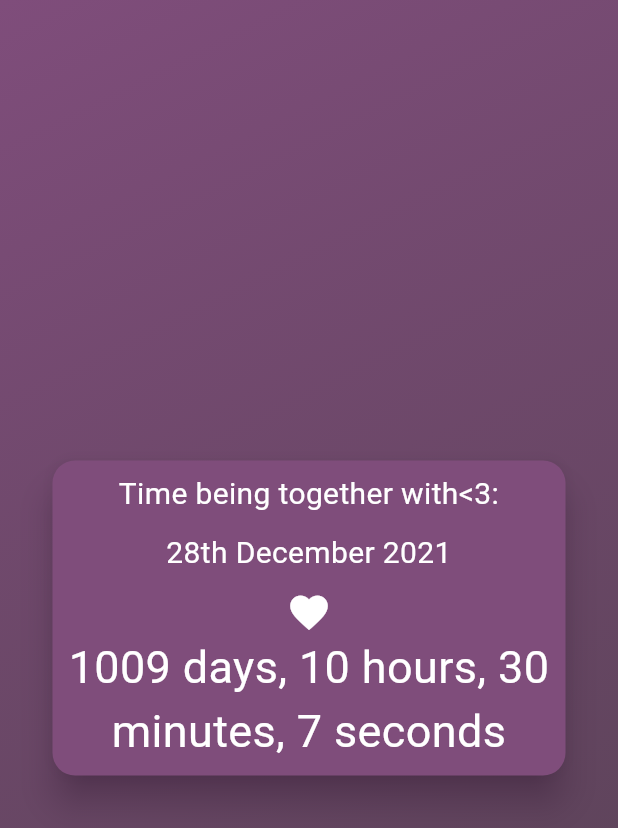
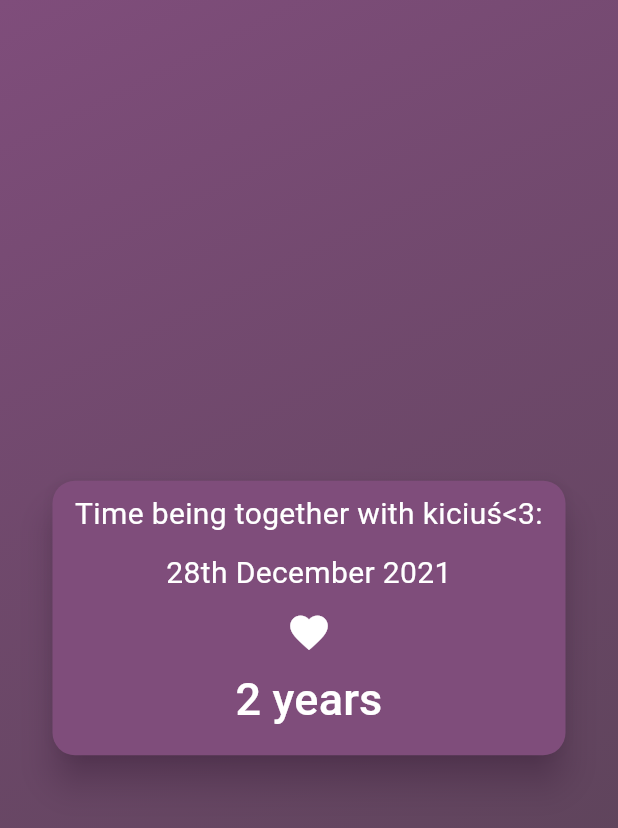
Before and after one commit to pulo0/anniversary-date-app, a Flutter app: the screen it shows after launch, on a phone screen of 412 x 824 dp. Shown: the top 828 px of the screen. Run offline on Flutter 3.47's test engine with Material 3 defaults, Android fonts, the phone set to English and light mode, and no system bars; our stand-ins replace google_fonts; Roboto replaces fonts that are missing (Rosario).

Commit message:
feat: added a button that on click you go through options of seeing a date also added heart_card changes but not applied to a project because it doesn't suit the project design

```diff
--- a/lib/main.dart
+++ b/lib/main.dart
@@ -1,3 +1,4 @@
+import 'package:anniversary_date_app/heart_card.dart';
 import 'package:flutter/material.dart';
 import 'package:anniversary_date_app/since_time.dart';
 
--- a/lib/since_time.dart
+++ b/lib/since_time.dart
@@ -16,9 +16,9 @@ class SinceTime extends StatefulWidget {
 class _SinceTimeState extends State<SinceTime> {
   DateTime time = DateTime.now();
   Timer? timer;
-  final DateTime eventDate = DateTime(2021, DateTime.december, 28);
-  final List<String> timeNames = ['days', 'hours', 'minutes', 'seconds'];
-
+  final DateTime eventDate = DateTime(2021, DateTime.december, 28, 20, 30);
+  final List<String> timeNames = ['years' ,'days', 'hours', 'minutes', 'seconds'];
+  int perTimeIndex = 0;
   @override
   void initState() {
     super.initState();
@@ -43,6 +43,17 @@ class _SinceTimeState extends State<SinceTime> {
   List<int> calculateTimeSinceEvent() {
     final difference = time.difference(eventDate);
     return [
+      difference.inDays ~/ 365, // years
+      difference.inDays, // days
+      difference.inHours, // hours
+      difference.inMinutes, // minutes
+      difference.inSeconds, // seconds
+    ];
+  }
+
+  List<int> calculateTimeSinceEventFixedTime() {
+    final difference = time.difference(eventDate);
+    return [
       difference.inDays,
       difference.inHours % 24,
       difference.inMinutes % 60,
@@ -53,7 +64,7 @@ class _SinceTimeState extends State<SinceTime> {
   String getCalculatedTimeToString() {
     String total = '';
     int i = 0;
-    for (final time in calculateTimeSinceEvent()) {
+    for (final time in calculateTimeSinceEventFixedTime()) {
       total += '${time.toString()} ${timeNames[i]}, ';
       i++;
     }
@@ -63,6 +74,7 @@ class _SinceTimeState extends State<SinceTime> {
   @override
   Widget build(BuildContext context) {
     final ColorScheme colorScheme = Theme.of(context).colorScheme;
+
     return SizedBox(
       width: 350,
       child: AnimatedContainer(
@@ -86,7 +98,7 @@ class _SinceTimeState extends State<SinceTime> {
             child: Column(
               children: [
                 Text(
-                  'Time being together with<3:',
+                  'Time being together with kiciuś<3:',
                   textAlign: TextAlign.center,
                   style: TextStyle(
                     color: colorScheme.onPrimary,
@@ -115,8 +127,17 @@ class _SinceTimeState extends State<SinceTime> {
                   size: 30,
                   semanticLabel: 'Heart',
                 ),
-                Text(
-                  getCalculatedTimeToString(),
+                TextButton(
+                  onPressed: () {
+                    perTimeIndex++;
+                    if (perTimeIndex == timeNames.length + 1) {
+                      perTimeIndex = 0;
+                    }
+                  },
+                  child: Text(
+                    perTimeIndex == timeNames.length
+                        ? getCalculatedTimeToString()
+                        : '${calculateTimeSinceEvent()[perTimeIndex].toString()} ${timeNames[perTimeIndex]}',
                     style: TextStyle(
                       color: colorScheme.onPrimary,
                       fontSize: 30,
@@ -124,6 +145,7 @@ class _SinceTimeState extends State<SinceTime> {
                           GoogleFonts.rosarioTextTheme().bodyMedium?.fontFamily,
                     ),
                     textAlign: TextAlign.center,
+                  ),
                 ),
               ],
             ),
```
Also changed, not shown: lib/heart_card.dart (+32 -12 lines). Lines whose indentation alone changed are shown as unchanged.
